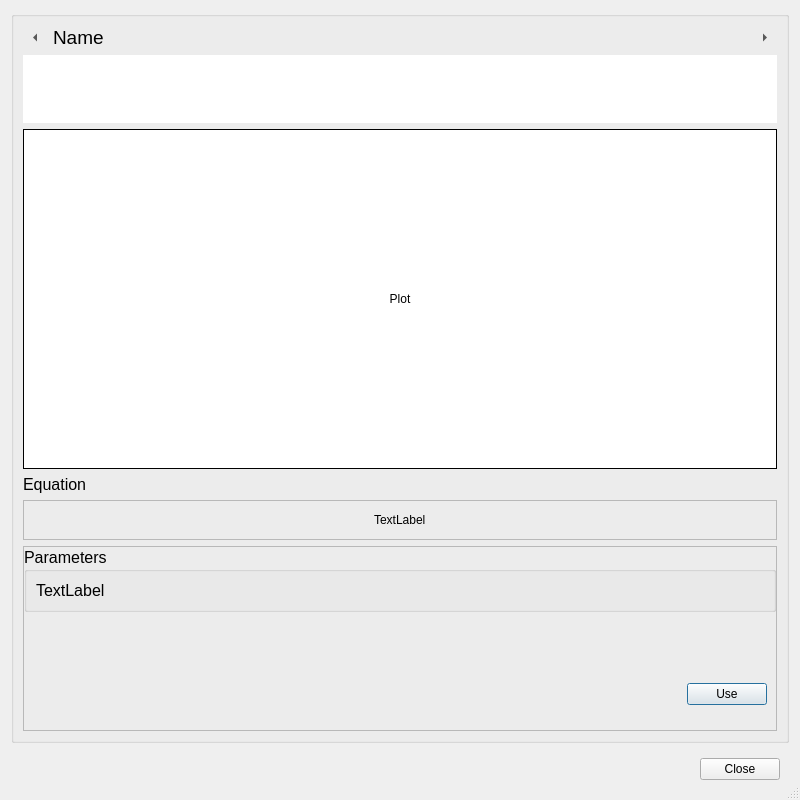
Before: the Qt Designer form gui/BuiltinFunctionDetailer.ui in fritzone/funkplot, drawn with Qt 5.
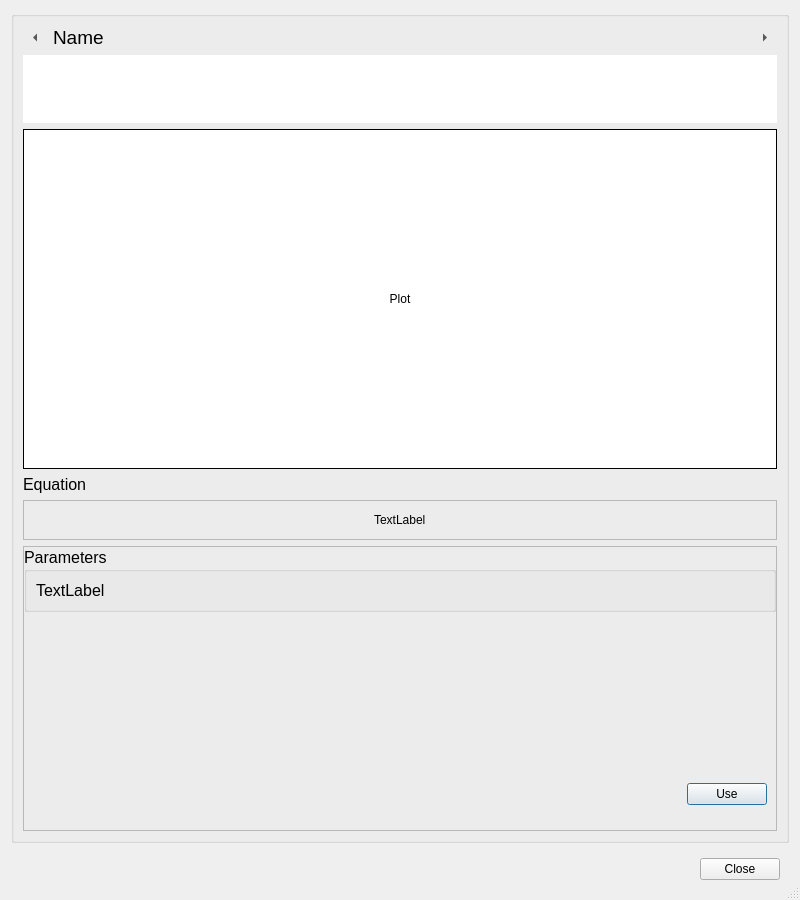
After: the same form once the commit is applied. Icons and pictures are not drawn. Custom widgets are drawn as their Qt base class.

```diff
--- a/gui/BuiltinFunctionDetailer.ui
+++ b/gui/BuiltinFunctionDetailer.ui
@@ -10,13 +10,13 @@
     <x>0</x>
     <y>0</y>
     <width>800</width>
-    <height>800</height>
+    <height>900</height>
    </rect>
   </property>
   <property name="minimumSize">
    <size>
     <width>800</width>
-    <height>800</height>
+    <height>900</height>
    </size>
   </property>
   <property name="windowTitle">
```
